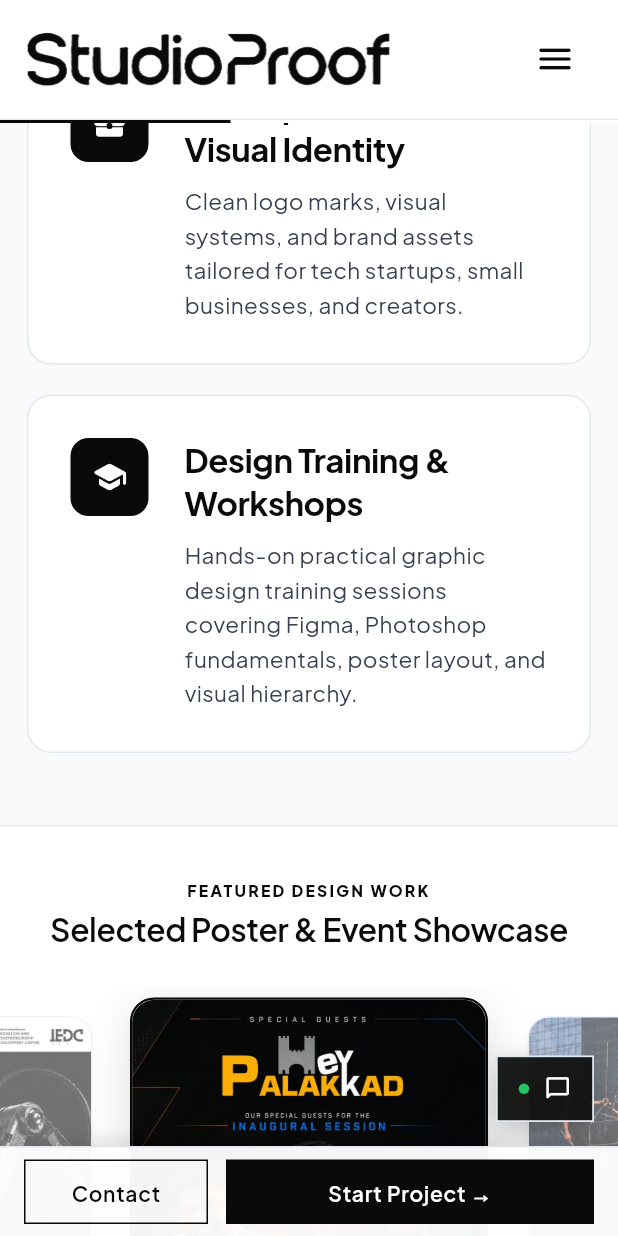
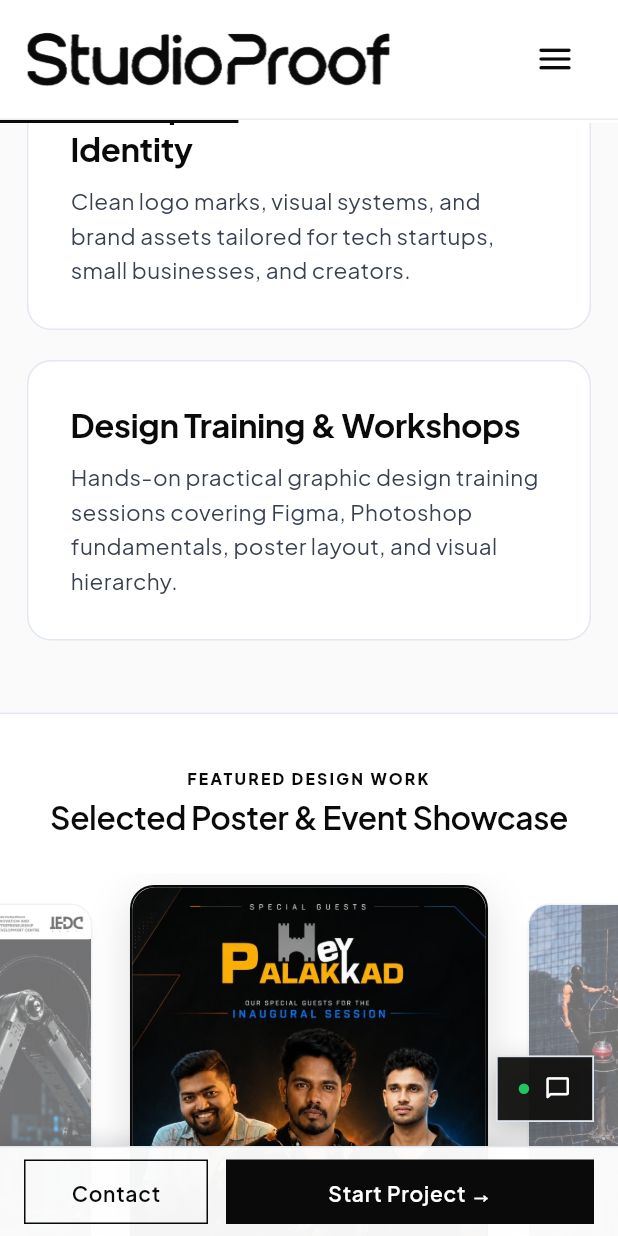
Before and after one commit to vishnu-vsgit/studioproof, a Flutter app: the screen it shows after launch, scrolled down 2304 dp, on a phone screen of 412 x 824 dp. Run offline on Flutter 3.47's test engine with Material 3 defaults, Android fonts, the phone set to English and light mode, and no system bars; our stand-ins replace go_router, google_fonts, supabase_flutter; accounts and stored records are empty.

Commit message:
rebrand width correction

```diff
--- a/lib/core/theme/responsive_breakpoints.dart
+++ b/lib/core/theme/responsive_breakpoints.dart
@@ -4,7 +4,7 @@
 class ResponsiveBreakpoints {
   static const double mobileMax = 767.0;
   static const double tabletMax = 1023.0;
-  static const double maxContentWidth = 1360.0;
+  static const double maxContentWidth = 1400.0;
 
   static bool isMobile(BuildContext context) =>
       MediaQuery.of(context).size.width <= mobileMax;
@@ -26,6 +26,8 @@
       return 18.0;
     } else if (width <= tabletMax) {
       return 36.0;
+    } else if (width <= 1440.0) {
+      return 48.0;
     } else {
       return 64.0;
     }
--- a/lib/screens/home/home_screen.dart
+++ b/lib/screens/home/home_screen.dart
@@ -19,7 +19,7 @@
 
 class _HomeScreenState extends State<HomeScreen> {
   // Active state for single expanded FAQ item (null if all closed)
-  int? _expandedFaqIndex = 0;
+  int? _expandedFaqIndex;
 
   Future<void> _launchUrl(String urlString) async {
     final Uri url = Uri.parse(urlString);
@@ -190,6 +190,7 @@
             if (!isMobile) ...[
               // KINETIC MARQUEE TYPOGRAPHY
               Container(
+                width: double.infinity,
                 padding: const EdgeInsets.symmetric(vertical: 20.0),
                 color: AppColors.bgLight,
                 child: const KineticMarqueeWidget(
@@ -302,21 +303,18 @@
                               title: 'Poster & Campaign Key Visuals',
                               description:
                                   'High-contrast event posters, fest announcements, and keynote speaker reveal graphics designed in Figma & Photoshop.',
-                              icon: Icons.campaign_rounded,
                             ),
                             SizedBox(height: 20),
                             _FeatureValueCard(
                               title: 'Startup & Business Visual Identity',
                               description:
                                   'Clean logo marks, visual systems, and brand assets tailored for tech startups, small businesses, and creators.',
-                              icon: Icons.business_center_rounded,
                             ),
                             SizedBox(height: 20),
                             _FeatureValueCard(
                               title: 'Design Training & Workshops',
                               description:
                                   'Hands-on practical graphic design training sessions covering Figma, Photoshop fundamentals, poster layout, and visual hierarchy.',
-                              icon: Icons.school_rounded,
                             ),
                           ],
                         ),
@@ -333,6 +331,7 @@
             _ScrollEntranceAnimation(
               staggerIndex: 3,
               child: Container(
+                width: double.infinity,
                 color: AppColors.bgLight,
                 padding: EdgeInsets.symmetric(vertical: isMobile ? 36.0 : 60.0),
                 child: Column(
@@ -1537,12 +1536,10 @@
 class _FeatureValueCard extends StatelessWidget {
   final String title;
   final String description;
-  final IconData icon;
 
   const _FeatureValueCard({
     required this.title,
     required this.description,
-    required this.icon,
   });
 
   @override
@@ -1555,19 +1552,6 @@
         borderRadius: BorderRadius.circular(16),
         border: Border.all(color: AppColors.borderLight),
       ),
-      child: Row(
-        crossAxisAlignment: CrossAxisAlignment.start,
-        children: [
-          Container(
-            padding: const EdgeInsets.all(14),
-            decoration: BoxDecoration(
-              color: AppColors.textPrimaryLight,
-              borderRadius: BorderRadius.circular(12),
-            ),
-            child: Icon(icon, color: AppColors.bgLight, size: 24),
-          ),
-          const SizedBox(width: 24),
-          Expanded(
       child: Column(
         crossAxisAlignment: CrossAxisAlignment.start,
         children: [
@@ -1584,9 +1568,6 @@
             style: AppTypography.bodyLarge(color: AppColors.textSecondaryLight).copyWith(
               fontSize: 15,
               height: 1.55,
-                  ),
-                ),
-              ],
             ),
           ),
         ],
--- a/lib/screens/services/services_screen.dart
+++ b/lib/screens/services/services_screen.dart
@@ -245,6 +245,7 @@
 
             // ── 2. KINETIC MARQUEE ────────────────────────────────────────
             Container(
+              width: double.infinity,
               padding: const EdgeInsets.symmetric(vertical: 16.0),
               color: AppColors.bgLight,
               child: const KineticMarqueeWidget(
--- a/lib/widgets/portfolio/work_carousel_widget.dart
+++ b/lib/widgets/portfolio/work_carousel_widget.dart
@@ -45,9 +45,12 @@
 
     final isMobile = width < 700;
     final isTablet = width >= 700 && width < 1050;
+    final isLargeDesktop = width >= 1440;
 
     // Refined compact poster heights
-    final double targetHeight = isMobile ? 310.0 : (isTablet ? 350.0 : 380.0);
+    final double targetHeight = isMobile
+        ? 310.0
+        : (isTablet ? 350.0 : (isLargeDesktop ? 400.0 : 380.0));
     final double posterWidth = targetHeight * 0.77;
     final double gap = isMobile ? 14.0 : 20.0;
     final double desiredSlotWidth = posterWidth + gap;
@@ -56,7 +59,7 @@
     // On tablet: show 1 center + 1–2 partial on each side
     // On mobile: show 1 center + partial on each side
     final double fraction = (desiredSlotWidth / width).clamp(
-      isMobile ? 0.62 : 0.18,
+      isMobile ? 0.62 : 0.14,
       isMobile ? 0.82 : 0.36,
     );
 
@@ -94,12 +97,15 @@
     final width = MediaQuery.sizeOf(context).width;
     final isMobile = width < 700;
     final isTablet = width >= 700 && width < 1050;
+    final isLargeDesktop = width >= 1440;
     final scale = ResponsiveBreakpoints.getTypographyScale(context);
     final projects = widget.projects;
 
     if (projects.isEmpty) return const SizedBox.shrink();
 
-    final double targetHeight = isMobile ? 310.0 : (isTablet ? 350.0 : 380.0);
+    final double targetHeight = isMobile
+        ? 310.0
+        : (isTablet ? 350.0 : (isLargeDesktop ? 400.0 : 380.0));
     final double gap = isMobile ? 14.0 : 20.0;
 
     return Column(
```
Lines whose indentation alone changed are shown as unchanged.
